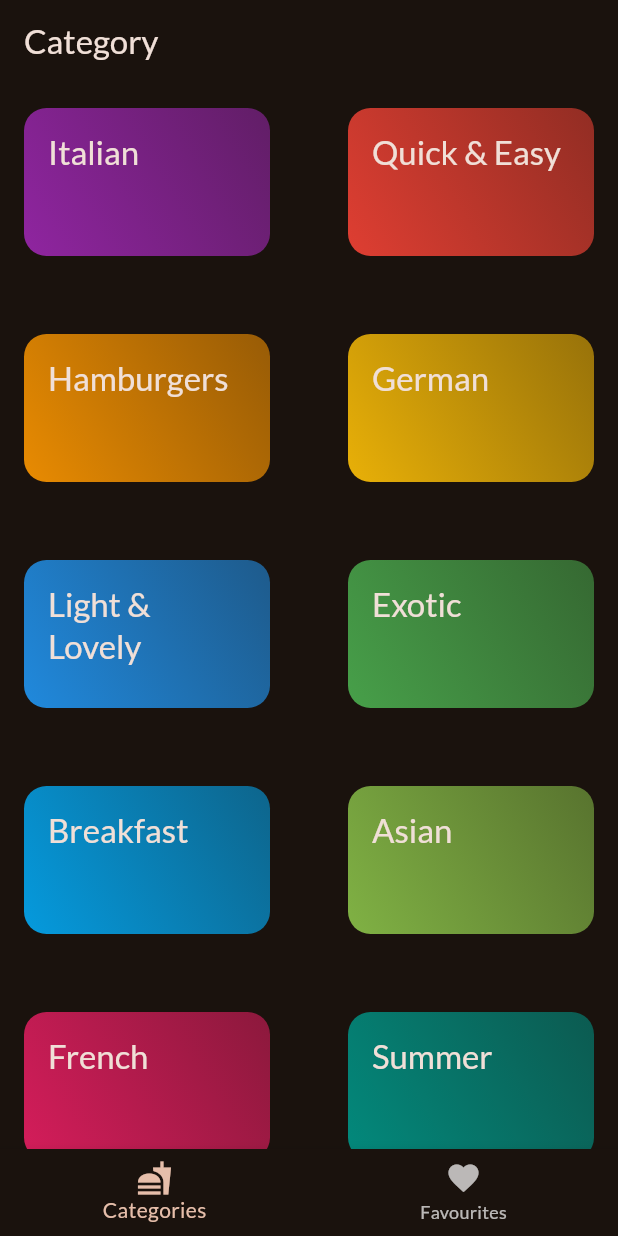
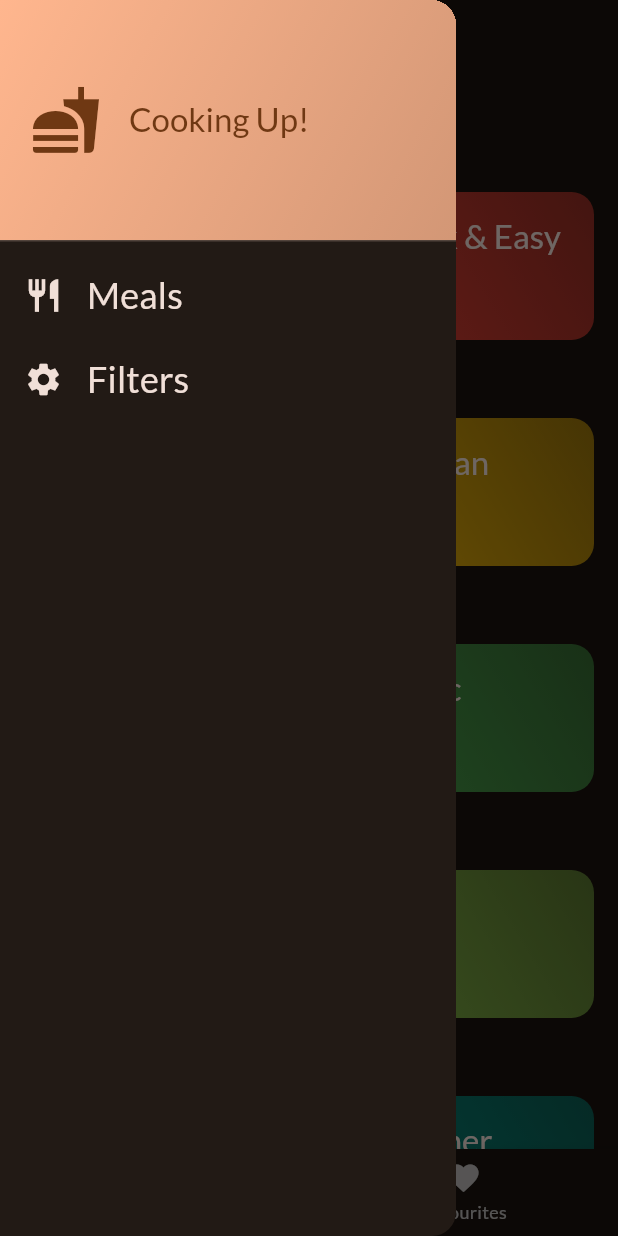
Before and after one commit to Nobita-17/mealsapp, a Flutter app: the screen it shows after launch, with the side drawer open (before the commit the screen has no drawer), on a phone screen of 412 x 824 dp. Run offline on Flutter 3.47's test engine with Material 2 defaults, Android fonts, the phone set to English and light mode, and no system bars; our stand-ins replace google_fonts; missing offline and left inert: dart:js.

Commit message:
comit for day 5 made wokred on filtering favourites , added drawer naviation to tab screen

```diff
--- a/lib/main.dart
+++ b/lib/main.dart
@@ -28,6 +28,7 @@ class App extends StatelessWidget {
   Widget build(BuildContext context) {
     return MaterialApp(
         theme: theme,
+        debugShowCheckedModeBanner: false,
         home: TabsScreen()
     );
   }
--- a/lib/screens/categories.dart
+++ b/lib/screens/categories.dart
@@ -4,19 +4,22 @@ import 'package:mealsapp/data/dummy_data.dart';
 import 'package:mealsapp/screens/mealsscreen.dart';
 import 'package:mealsapp/model/categoryy.dart';
 
+import '../model/meals.dart';
 import '../widget/category_gridItems.dart';
 
 
 
 class CategoryScreen extends StatelessWidget {
-  const CategoryScreen({super.key});
+  const CategoryScreen({super.key, required this.selectfav});
+
+  final Function (Meal meal) selectfav;
 
 //Build Context Store the Location of Widegt in Widegt Tree.
 //Here we are passing Build context Explictedly since our function is not inside the build function
 
   void _selectedCategory(BuildContext context, Category category) {
     final filtermeals= dummyMeals.where((meal) => meal.categories.contains(category.id)).toList();
-    Navigator.of(context).push(MaterialPageRoute(builder: (ctx) => mealsscreen(title: category.title, meals: filtermeals)));
+    Navigator.of(context).push(MaterialPageRoute(builder: (ctx) => mealsscreen(title: category.title, meals: filtermeals,selectfav: selectfav,)));
   } //In this we are just changing the Screen
 
   @override
--- a/lib/screens/mealdetail.dart
+++ b/lib/screens/mealdetail.dart
@@ -5,12 +5,17 @@ import '../model/meals.dart';
 class MealDetail extends StatelessWidget {
   final Meal meal;
 
-  MealDetail({Key? key, required this.meal}) : super(key: key);
+  final Function (Meal meal) selectfav;
+
+  MealDetail({Key? key, required this.meal,required this.selectfav}) : super(key: key);
 
   @override
   Widget build(BuildContext context) {
     return Scaffold(
       appBar: AppBar(
+        actions: [
+          IconButton(onPressed: selectfav(meal), icon: Icon(Icons.star))
+        ],
         title: Text(
           meal.title,
           style: TextStyle(fontSize: 16, color: Colors.white),
--- a/lib/screens/mealsscreen.dart
+++ b/lib/screens/mealsscreen.dart
@@ -7,16 +7,18 @@ import '../widget/meal_item.dart';
 import 'mealdetail.dart';
 
 class mealsscreen extends StatelessWidget {
-  const mealsscreen({super.key, required this.title, required this.meals});
+  const mealsscreen({super.key, required this.title, required this.meals,required this.selectfav});
 
   final String title;
   final List<Meal> meals;
+  final Function (Meal meal) selectfav;
 
   void myselect(BuildContext context, Meal meal) {       //chnage mealscreen to mealdetailscreen
     Navigator.of(context).push(
       MaterialPageRoute(
         builder: (ctx) => MealDetail(   //shift from mealiemscreen to meal detail screen
           meal: meal,
+          selectfav: selectfav,
         ),
       ),
     );
--- /dev/null
+++ b/lib/widget/maindrawer.dart
@@ -0,0 +1,74 @@
+import 'package:flutter/material.dart';
+
+class MainDrawer extends StatelessWidget {
+  const MainDrawer({Key? key});
+
+  @override
+  Widget build(BuildContext context) {
+    return Drawer(
+      child: Column(
+        children: [
+          DrawerHeader(
+            padding: const EdgeInsets.all(20),
+            decoration: BoxDecoration(
+              gradient: LinearGradient(
+                colors: [
+                  Theme.of(context).colorScheme.primary,
+                  Theme.of(context).colorScheme.primary.withOpacity(0.8),
+                ],
+                begin: Alignment.topLeft,
+                end: Alignment.bottomRight,
+              ),
+            ),
+            child: Row(
+              children: [
+                Icon(
+                  Icons.fastfood,
+                  size: 48,
+                  color: Theme.of(context).colorScheme.primaryContainer,
+                ),
+                const SizedBox(width: 18),
+                Text(
+                  'Cooking Up!',
+                  style: Theme.of(context).textTheme.headline6!.copyWith(
+                        color: Theme.of(context).colorScheme.primaryContainer,
+                      ),
+                ),
+              ],
+            ),
+          ),
+          ListTile(
+            leading: Icon(
+              Icons.restaurant,
+              size: 26,
+              color: Theme.of(context).colorScheme.onBackground,
+            ),
+            title: Text(
+              'Meals',
+              style: Theme.of(context).textTheme.titleSmall!.copyWith(
+                    color: Theme.of(context).colorScheme.onBackground,
+                    fontSize: 24,
+                  ),
+            ),
+            onTap: () {},
+          ),
+          ListTile(
+            leading: Icon(
+              Icons.settings,
+              size: 26,
+              color: Theme.of(context).colorScheme.onBackground,
+            ),
+            title: Text(
+              'Filters',
+              style: Theme.of(context).textTheme.titleSmall!.copyWith(
+                    color: Theme.of(context).colorScheme.onBackground,
+                    fontSize: 24,
+                  ),
+            ),
+            onTap: () {},
+          ),
+        ],
+      ),
+    );
+  }
+}
--- a/lib/widget/tabs.dart
+++ b/lib/widget/tabs.dart
@@ -1,13 +1,13 @@
 import 'package:flutter/foundation.dart';
 import 'package:flutter/material.dart';
 
+import '../model/meals.dart';
 import '../screens/categories.dart';
 import '../screens/mealsscreen.dart';
+import 'maindrawer.dart';
 
 class TabsScreen extends StatefulWidget {
   const TabsScreen({super.key});
-
-
 
   @override
   State<TabsScreen> createState() => _TabsScreenState();
@@ -16,6 +16,22 @@ class TabsScreen extends StatefulWidget {
 class _TabsScreenState extends State<TabsScreen> {
   int selectedIndex = 0;
 
+  final List<Meal> favoutite = [];
+
+  // void show_message(String message){
+  //   ScaffoldMessenger.of(context).clearSnackBars();
+  //   ScaffoldMessenger.of(context).showSnackBar(SnackBar(content: Text(message)),);
+  // }
+
+  void selectfav(Meal meal) {
+    final iscontain = favoutite.contains(meal);
+    if (iscontain) {
+      favoutite.remove(meal);
+    } else {
+      favoutite.add(meal);
+    }
+  }
+
   void _select(int index) {
     setState(() {
       selectedIndex = index;
@@ -23,27 +39,32 @@ class _TabsScreenState extends State<TabsScreen> {
   }
 
   @override
+  Widget build(BuildContext context) {
+    Widget activescreen = CategoryScreen(
+      selectfav: selectfav,
+    );
 
-
-  Widget build(BuildContext context) {
-    Widget activescreen = CategoryScreen();
-
-
-    if(selectedIndex==1){
-      activescreen= const mealsscreen(meals: [], title: '',);
-
+    if (selectedIndex == 1) {
+      activescreen = mealsscreen(
+        meals: favoutite,
+        title: '',
+        selectfav: selectfav,
+      );
     }
 
     return Scaffold(
+      appBar: AppBar(),
+      drawer: const MainDrawer(),
       body: activescreen,
       bottomNavigationBar: BottomNavigationBar(
         onTap: _select,
         currentIndex: selectedIndex,
         items: [
-          BottomNavigationBarItem(icon: Icon(Icons.fastfood_sharp),label: 'Categories'),
-          BottomNavigationBarItem(icon: Icon(Icons.favorite),label: 'Favourites'),
+          BottomNavigationBarItem(
+              icon: Icon(Icons.fastfood_sharp), label: 'Categories'),
+          BottomNavigationBarItem(
+              icon: Icon(Icons.favorite), label: 'Favourites'),
         ],
-
       ),
     );
   }
```
Lines whose indentation alone changed are shown as unchanged.
